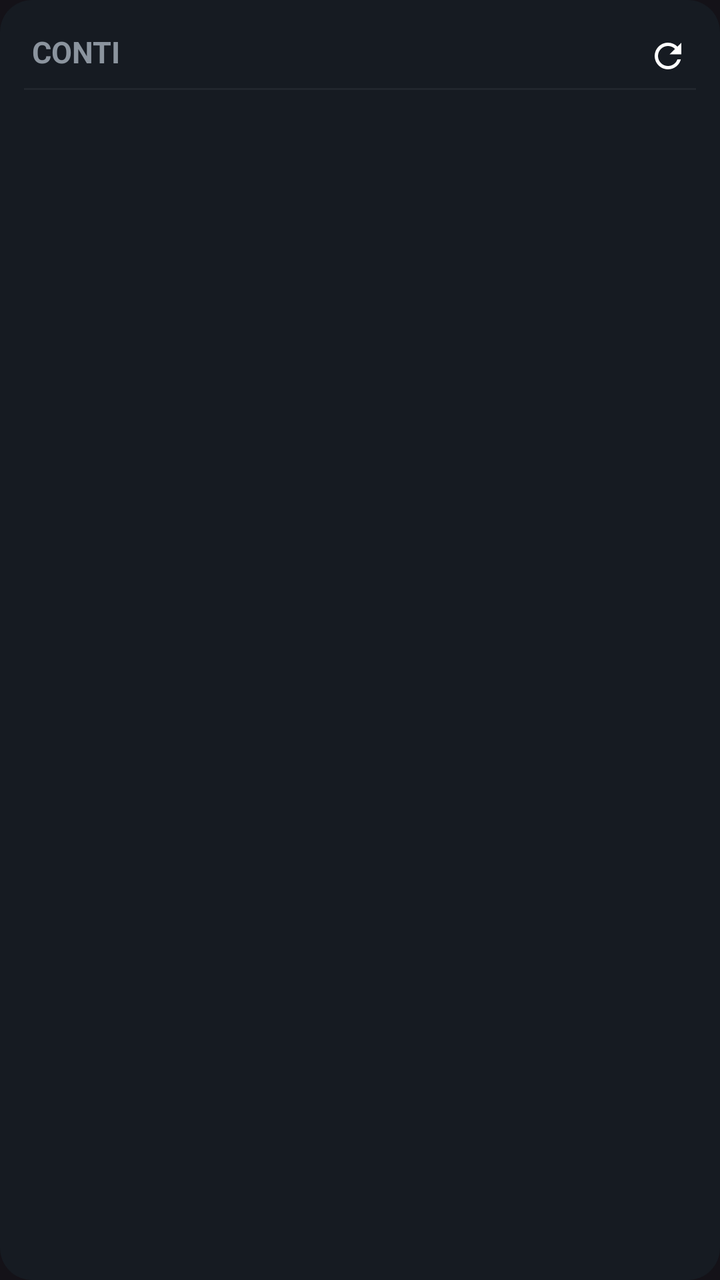
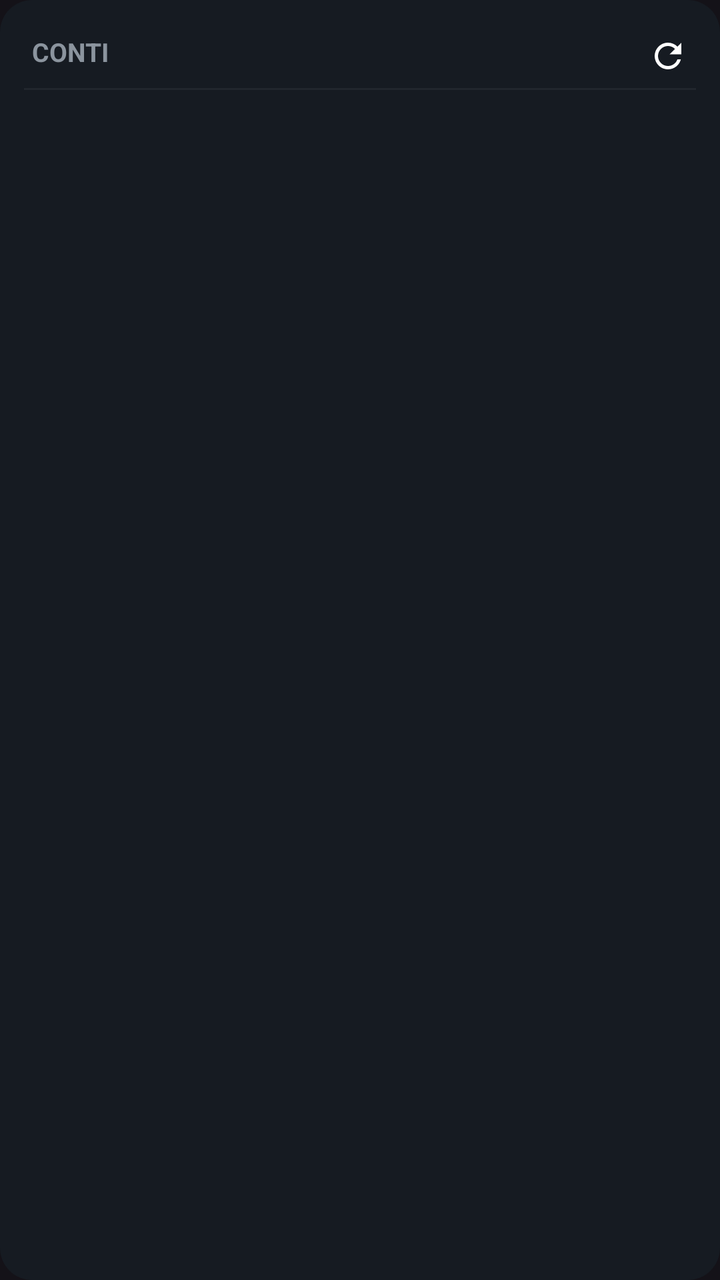

Before-and-after screenshots of an Android layout around one commit, followed by the original layout XML and the change that was made.
<!-- AndroidManifest.xml: application theme Theme.LucaWallet -->
<!-- res/layout/widget_accounts.xml -->
<?xml version="1.0" encoding="utf-8"?>
<LinearLayout xmlns:android="http://schemas.android.com/apk/res/android"
    android:layout_width="match_parent"
    android:layout_height="match_parent"
    android:orientation="vertical"
    android:background="@drawable/widget_bg"
    android:padding="4dp">

    
    <LinearLayout
        android:layout_width="match_parent"
        android:layout_height="wrap_content"
        android:orientation="horizontal"
        android:gravity="center_vertical">

        <TextView
            android:layout_width="0dp"
            android:layout_height="wrap_content"
            android:layout_weight="1"
            android:text="CONTI"
            android:textSize="15sp"
            android:textStyle="bold"
            android:textColor="#8B949E"
            android:paddingStart="12dp"
            android:paddingTop="10dp"
            android:paddingBottom="6dp"/>

        <ImageView
            android:id="@+id/widgetRefresh"
            android:layout_width="36dp"
            android:layout_height="36dp"
            android:src="@drawable/ic_refresh"
            android:padding="8dp"
            android:layout_marginEnd="4dp"
            android:layout_marginTop="4dp"/>

    </LinearLayout>

    
    <ImageView
        android:layout_width="match_parent"
        android:layout_height="1dp"
        android:background="#21262D"
        android:layout_marginStart="8dp"
        android:layout_marginEnd="8dp"/>

    
    <TextView
        android:id="@+id/widgetEmpty"
        android:layout_width="match_parent"
        android:layout_height="wrap_content"
        android:gravity="center"
        android:paddingTop="16dp"
        android:text="Apri l'app per configurare il DB"
        android:textColor="#8B949E"
        android:textSize="14sp"
        android:visibility="gone"/>

    
    <LinearLayout android:id="@+id/widgetRow0" android:layout_width="match_parent" android:layout_height="52dp" android:orientation="horizontal" android:gravity="center_vertical" android:visibility="gone">
        <ImageView android:id="@+id/widgetStripe0" android:layout_width="4dp" android:layout_height="match_parent" android:layout_marginStart="8dp" android:layout_marginTop="6dp" android:layout_marginBottom="6dp"/>
        <TextView android:id="@+id/widgetIcon0" android:layout_width="30dp" android:layout_height="30dp" android:gravity="center" android:textSize="20sp" android:layout_marginStart="8dp"/>
        <TextView android:id="@+id/widgetName0" android:layout_width="0dp" android:layout_height="wrap_content" android:layout_weight="1" android:layout_marginStart="8dp" android:textSize="15sp" android:textColor="#E6EDF3" android:singleLine="true" android:ellipsize="end"/>
        <TextView android:id="@+id/widgetBalance0" android:layout_width="wrap_content" android:layout_height="wrap_content" android:layout_marginEnd="12dp" android:textSize="15sp" android:textStyle="bold"/>
    </LinearLayout>

    
    <LinearLayout android:id="@+id/widgetRow1" android:layout_width="match_parent" android:layout_height="52dp" android:orientation="horizontal" android:gravity="center_vertical" android:visibility="gone">
        <ImageView android:id="@+id/widgetStripe1" android:layout_width="4dp" android:layout_height="match_parent" android:layout_marginStart="8dp" android:layout_marginTop="6dp" android:layout_marginBottom="6dp"/>
        <TextView android:id="@+id/widgetIcon1" android:layout_width="30dp" android:layout_height="30dp" android:gravity="center" android:textSize="20sp" android:layout_marginStart="8dp"/>
        <TextView android:id="@+id/widgetName1" android:layout_width="0dp" android:layout_height="wrap_content" android:layout_weight="1" android:layout_marginStart="8dp" android:textSize="15sp" android:textColor="#E6EDF3" android:singleLine="true" android:ellipsize="end"/>
        <TextView android:id="@+id/widgetBalance1" android:layout_width="wrap_content" android:layout_height="wrap_content" android:layout_marginEnd="12dp" android:textSize="15sp" android:textStyle="bold"/>
    </LinearLayout>

    
    <LinearLayout android:id="@+id/widgetRow2" android:layout_width="match_parent" android:layout_height="52dp" android:orientation="horizontal" android:gravity="center_vertical" android:visibility="gone">
        <ImageView android:id="@+id/widgetStripe2" android:layout_width="4dp" android:layout_height="match_parent" android:layout_marginStart="8dp" android:layout_marginTop="6dp" android:layout_marginBottom="6dp"/>
        <TextView android:id="@+id/widgetIcon2" android:layout_width="30dp" android:layout_height="30dp" android:gravity="center" android:textSize="20sp" android:layout_marginStart="8dp"/>
        <TextView android:id="@+id/widgetName2" android:layout_width="0dp" android:layout_height="wrap_content" android:layout_weight="1" android:layout_marginStart="8dp" android:textSize="15sp" android:textColor="#E6EDF3" android:singleLine="true" android:ellipsize="end"/>
        <TextView android:id="@+id/widgetBalance2" android:layout_width="wrap_content" android:layout_height="wrap_content" android:layout_marginEnd="12dp" android:textSize="15sp" android:textStyle="bold"/>
    </LinearLayout>

    
    <LinearLayout android:id="@+id/widgetRow3" android:layout_width="match_parent" android:layout_height="52dp" android:orientation="horizontal" android:gravity="center_vertical" android:visibility="gone">
        <ImageView android:id="@+id/widgetStripe3" android:layout_width="4dp" android:layout_height="match_parent" android:layout_marginStart="8dp" android:layout_marginTop="6dp" android:layout_marginBottom="6dp"/>
        <TextView android:id="@+id/widgetIcon3" android:layout_width="30dp" android:layout_height="30dp" android:gravity="center" android:textSize="20sp" android:layout_marginStart="8dp"/>
        <TextView android:id="@+id/widgetName3" android:layout_width="0dp" android:layout_height="wrap_content" android:layout_weight="1" android:layout_marginStart="8dp" android:textSize="15sp" android:textColor="#E6EDF3" android:singleLine="true" android:ellipsize="end"/>
        <TextView android:id="@+id/widgetBalance3" android:layout_width="wrap_content" android:layout_height="wrap_content" android:layout_marginEnd="12dp" android:textSize="15sp" android:textStyle="bold"/>
    </LinearLayout>

    
    <LinearLayout android:id="@+id/widgetRow4" android:layout_width="match_parent" android:layout_height="52dp" android:orientation="horizontal" android:gravity="center_vertical" android:visibility="gone">
        <ImageView android:id="@+id/widgetStripe4" android:layout_width="4dp" android:layout_height="match_parent" android:layout_marginStart="8dp" android:layout_marginTop="6dp" android:layout_marginBottom="6dp"/>
        <TextView android:id="@+id/widgetIcon4" android:layout_width="30dp" android:layout_height="30dp" android:gravity="center" android:textSize="20sp" android:layout_marginStart="8dp"/>
        <TextView android:id="@+id/widgetName4" android:layout_width="0dp" android:layout_height="wrap_content" android:layout_weight="1" android:layout_marginStart="8dp" android:textSize="15sp" android:textColor="#E6EDF3" android:singleLine="true" android:ellipsize="end"/>
        <TextView android:id="@+id/widgetBalance4" android:layout_width="wrap_content" android:layout_height="wrap_content" android:layout_marginEnd="12dp" android:textSize="15sp" android:textStyle="bold"/>
    </LinearLayout>

    
    <LinearLayout android:id="@+id/widgetRow5" android:layout_width="match_parent" android:layout_height="52dp" android:orientation="horizontal" android:gravity="center_vertical" android:visibility="gone">
        <ImageView android:id="@+id/widgetStripe5" android:layout_width="4dp" android:layout_height="match_parent" android:layout_marginStart="8dp" android:layout_marginTop="6dp" android:layout_marginBottom="6dp"/>
        <TextView android:id="@+id/widgetIcon5" android:layout_width="30dp" android:layout_height="30dp" android:gravity="center" android:textSize="20sp" android:layout_marginStart="8dp"/>
        <TextView android:id="@+id/widgetName5" android:layout_width="0dp" android:layout_height="wrap_content" android:layout_weight="1" android:layout_marginStart="8dp" android:textSize="15sp" android:textColor="#E6EDF3" android:singleLine="true" android:ellipsize="end"/>
        <TextView android:id="@+id/widgetBalance5" android:layout_width="wrap_content" android:layout_height="wrap_content" android:layout_marginEnd="12dp" android:textSize="15sp" android:textStyle="bold"/>
    </LinearLayout>

    
    <LinearLayout android:id="@+id/widgetRow6" android:layout_width="match_parent" android:layout_height="52dp" android:orientation="horizontal" android:gravity="center_vertical" android:visibility="gone">
        <ImageView android:id="@+id/widgetStripe6" android:layout_width="4dp" android:layout_height="match_parent" android:layout_marginStart="8dp" android:layout_marginTop="6dp" android:layout_marginBottom="6dp"/>
        <TextView android:id="@+id/widgetIcon6" android:layout_width="30dp" android:layout_height="30dp" android:gravity="center" android:textSize="20sp" android:layout_marginStart="8dp"/>
        <TextView android:id="@+id/widgetName6" android:layout_width="0dp" android:layout_height="wrap_content" android:layout_weight="1" android:layout_marginStart="8dp" android:textSize="15sp" android:textColor="#E6EDF3" android:singleLine="true" android:ellipsize="end"/>
        <TextView android:id="@+id/widgetBalance6" android:layout_width="wrap_content" android:layout_height="wrap_content" android:layout_marginEnd="12dp" android:textSize="15sp" android:textStyle="bold"/>
    </LinearLayout>

</LinearLayout>
<!-- resources referenced by this layout -->
<resources>
  <!-- drawable ic_refresh (drawable) -->
  <?xml version="1.0" encoding="utf-8"?>
  <vector xmlns:android="http://schemas.android.com/apk/res/android"
      android:width="24dp"
      android:height="24dp"
      android:viewportWidth="24"
      android:viewportHeight="24">
      <path
          android:fillColor="@android:color/white"
          android:pathData="M17.65,6.35C16.2,4.9 14.21,4 12,4c-4.42,0 -7.99,3.58 -7.99,8s3.57,8 7.99,8c3.73,0 6.84,-2.55 7.73,-6h-2.08c-0.82,2.33 -3.04,4 -5.65,4 -3.31,0 -6,-2.69 -6,-6s2.69,-6 6,-6c1.66,0 3.14,0.69 4.22,1.78L13,11h7V4l-2.35,2.35z"/>
  </vector>
  <!-- drawable widget_bg (drawable) -->
  <?xml version="1.0" encoding="utf-8"?>
  <shape xmlns:android="http://schemas.android.com/apk/res/android"
      android:shape="rectangle">
      <solid android:color="#161B22"/>
      <corners android:radius="16dp"/>
  </shape>
  <style name="Theme.LucaWallet" parent="Theme.Material3.Dark.NoActionBar">
          <item name="colorPrimary">#58a6ff</item>
      </style>
</resources>

<!-- the commit's change to res/layout/widget_accounts.xml (unified diff, before → after) -->
@@ -18,7 +18,7 @@
             android:layout_height="wrap_content"
             android:layout_weight="1"
             android:text="CONTI"
-            android:textSize="15sp"
+            android:textSize="13sp"
             android:textStyle="bold"
             android:textColor="#8B949E"
             android:paddingStart="12dp"
